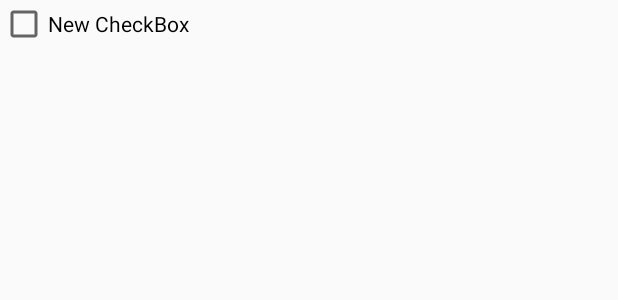
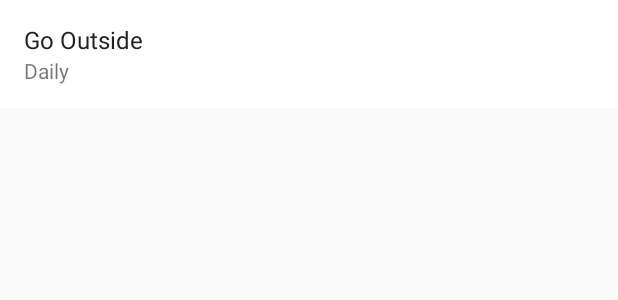
Before and after one commit to dajinchu/STEM, an Android app: the layout habit_checkbox.xml on its own in the app's theme, with its tools: preview values and no code run, on a phone screen of 412 x 824 dp. Shown: the top 300 px of the screen. Run offline under Robolectric (Android 15) with nearby library versions, the phone set to English and light mode, and no system bars.

Commit message:
Material Design habit check off list with header

```diff
--- a/app/src/main/res/layout/habit_checkbox.xml
+++ b/app/src/main/res/layout/habit_checkbox.xml
@@ -1,12 +1,39 @@
 <?xml version="1.0" encoding="utf-8"?>
-<LinearLayout xmlns:android="http://schemas.android.com/apk/res/android"
-    android:orientation="vertical" android:layout_width="match_parent"
+<FrameLayout xmlns:android="http://schemas.android.com/apk/res/android"
+    android:orientation="horizontal" android:layout_width="match_parent"
     android:layout_height="match_parent">
 
-    <CheckBox
-        android:layout_width="wrap_content"
-        android:layout_height="wrap_content"
-        android:text="New CheckBox"
-        android:id="@+id/habit_list_item_checkbox" />
+    <RelativeLayout
+        android:layout_width="match_parent"
+        android:layout_height="72dp"
+        android:id="@+id/habit_item_container"
+        android:gravity="center_vertical"
+        android:background="@android:color/white">
 
-</LinearLayout>
+        <TextView
+            android:layout_width="wrap_content"
+            android:layout_height="wrap_content"
+            android:textAppearance="?android:attr/textAppearanceLarge"
+            android:text="Go Outside"
+            android:id="@+id/habit_item_name"
+            android:layout_alignParentLeft="true"
+            android:layout_alignParentTop="true"
+            android:textSize="16sp"
+            android:layout_marginLeft="16dp"
+            android:layout_marginRight="16dp" />
+
+        <TextView
+            android:layout_width="wrap_content"
+            android:layout_height="wrap_content"
+            android:text="Daily"
+            android:id="@+id/textView3"
+            android:layout_below="@+id/habit_item_name"
+            android:layout_alignParentLeft="true"
+            android:layout_alignParentStart="true"
+            android:textSize="14sp"
+            android:layout_marginLeft="16dp"
+            android:layout_marginRight="16dp"
+            android:textColor="@color/secondary_text_default_material_light" />
+    </RelativeLayout>
+
+</FrameLayout>
--- a/app/src/main/res/values/strings.xml
+++ b/app/src/main/res/values/strings.xml
@@ -6,4 +6,5 @@
     <string name="save_menu">SAVE</string>
     <string name="new_habit">New Habit</string>
     <string name="frequency">Frequency</string>
+    <string name="do_now_header">Do Now</string>
 </resources>
```
Also changed, not shown: app/src/main/java/com/gmail/dajinchu/stem/CheckInAdapter.java (+4 -4 lines), app/src/main/java/com/gmail/dajinchu/stem/CheckInFragment.java (+57 -9 lines), app/src/main/java/com/gmail/dajinchu/stem/DividerItemDecoration.java (added, +51 -0 lines), app/src/main/res/layout/fragment_check_in.xml (+13 -5 lines).
